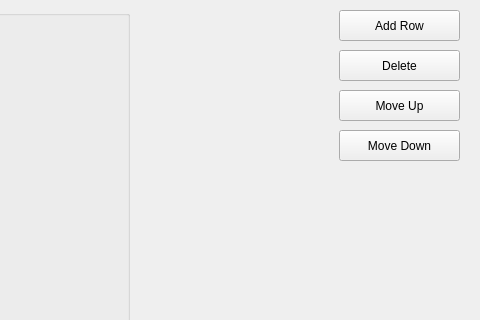
Qt form sample/sample_main.ui (acebelaro/PyQtScrollableTable) before a commit; both pictures show x 521 to 1001 and y 0 to 320 of the 1001 by 508 pixel window.
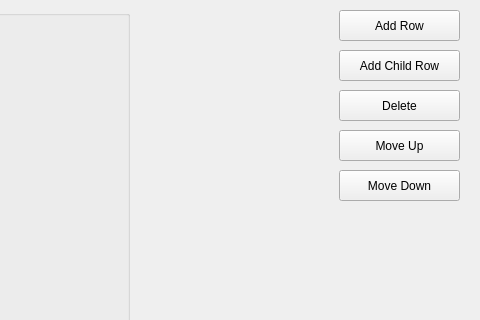
The same form after that commit.

Commit message: added add child row button, updated creating of row cell value

What changed in the file:
```diff
--- a/sample/sample_main.ui
+++ b/sample/sample_main.ui
@@ -50,7 +50,7 @@
     <property name="geometry">
      <rect>
       <x>860</x>
-      <y>50</y>
+      <y>90</y>
       <width>121</width>
       <height>31</height>
      </rect>
@@ -63,7 +63,7 @@
     <property name="geometry">
      <rect>
       <x>860</x>
-      <y>90</y>
+      <y>130</y>
       <width>121</width>
       <height>31</height>
      </rect>
@@ -76,7 +76,7 @@
     <property name="geometry">
      <rect>
       <x>860</x>
-      <y>130</y>
+      <y>170</y>
       <width>121</width>
       <height>31</height>
      </rect>
@@ -85,6 +85,19 @@
      <string>Move Down</string>
     </property>
    </widget>
+   <widget class="QPushButton" name="btnAddChildRow">
+    <property name="geometry">
+     <rect>
+      <x>860</x>
+      <y>50</y>
+      <width>121</width>
+      <height>31</height>
+     </rect>
+    </property>
+    <property name="text">
+     <string>Add Child Row</string>
+    </property>
+   </widget>
   </widget>
   <action name="actionSave">
    <property name="text">
```
The commit also changes 5 other files.
